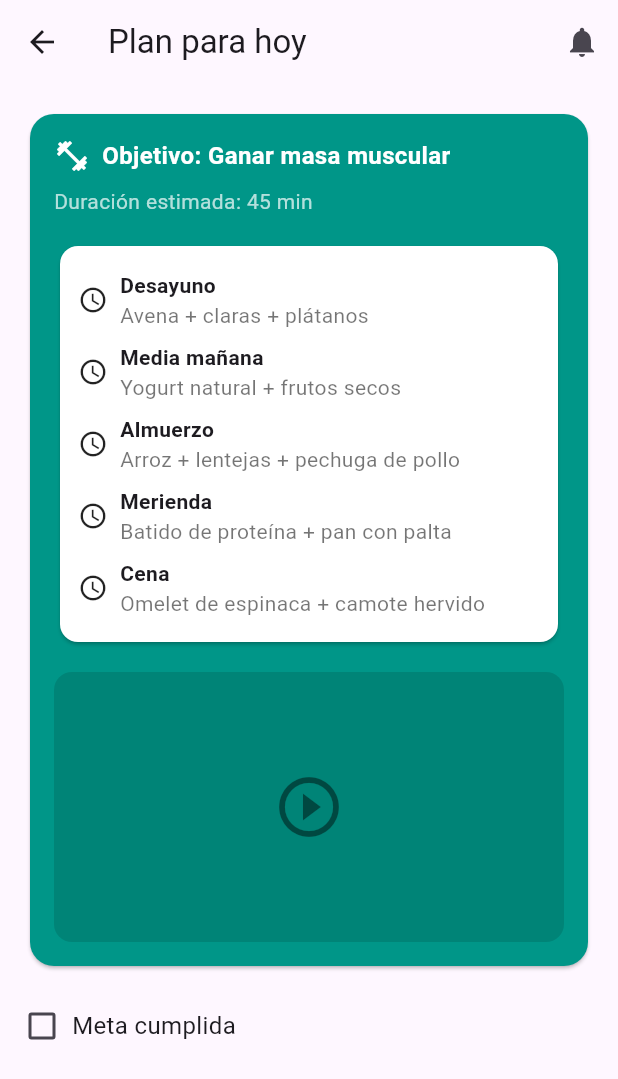
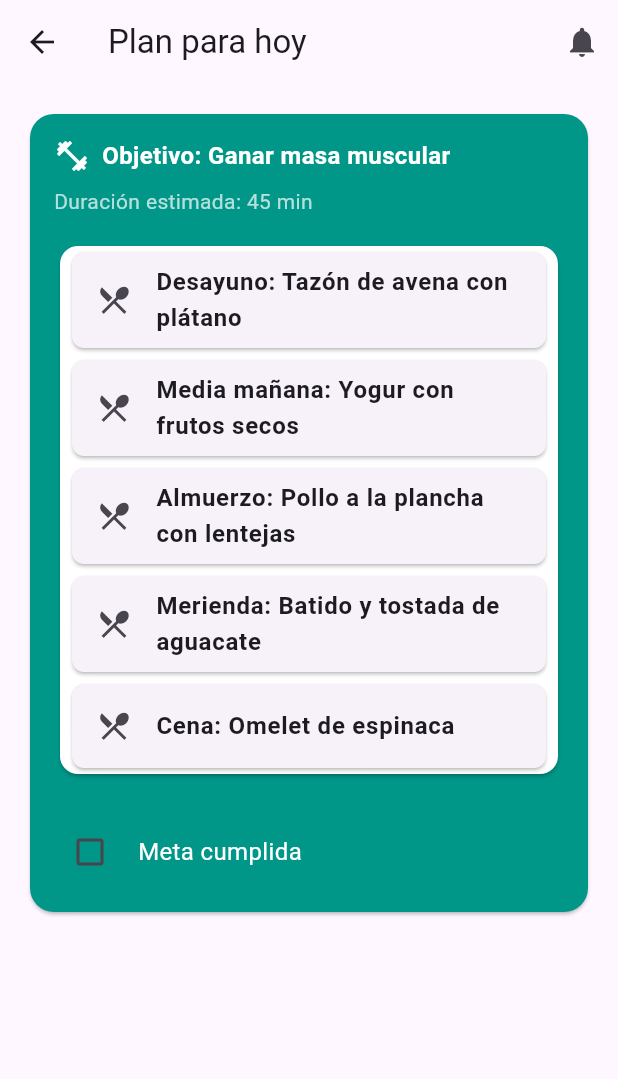
Before and after one commit to HabitsGo-ChfHeroes/habits_go_front, a Flutter app: the DailyPlanScreen screen opened directly, on a phone screen of 412 x 824 dp. Shown: the top 1079 px of the screen. Run offline on Flutter 3.47's test engine with Material 3 defaults, Android fonts, the phone set to English and light mode, and no system bars.

Commit message:
feat: actualiza  pantalla DailyPlan.

```diff
--- a/lib/main.dart
+++ b/lib/main.dart
@@ -1,4 +1,5 @@
 import 'package:flutter/material.dart';
+import 'package:habits_go_front/screens/daily-plan.dart';
 
 void main() {
   runApp(const MainApp());
@@ -22,6 +23,7 @@ class MainApp extends StatelessWidget {
       */
 
       // Comment this section when you are done developing the app
+            // Comment this section when you are done developing the app
       home: const Scaffold(
         body: Center(
           child: Text("Hello World")
--- a/lib/screens/daily-plan.dart
+++ b/lib/screens/daily-plan.dart
@@ -1,7 +1,73 @@
 import 'package:flutter/material.dart';
+import 'package:url_launcher/url_launcher.dart';
 
-class DailyPlanScreen extends StatelessWidget {
+// Modelo de datos para cada comida
+typedef MealType = String; // e.g., Desayuno, Almuerzo
+
+class Meal {
+  final MealType type;
+  final String dishName;
+  final String ingredients;
+  final String preparation;
+  final String videoUrl;
+
+  const Meal({
+    required this.type,
+    required this.dishName,
+    required this.ingredients,
+    required this.preparation,
+    required this.videoUrl,
+  });
+}
+
+class DailyPlanScreen extends StatefulWidget {
   const DailyPlanScreen({Key? key}) : super(key: key);
+
+  @override
+  _DailyPlanScreenState createState() => _DailyPlanScreenState();
+}
+
+class _DailyPlanScreenState extends State<DailyPlanScreen> {
+  bool _isCompleted = false;
+
+  // Datos estáticos de ejemplo para cada comida
+  static const List<Meal> meals = [
+    Meal(
+      type: 'Desayuno',
+      dishName: 'Tazón de avena con plátano',
+      ingredients: 'Avena, claras de huevo y rodajas de plátano',
+      preparation: 'Mezcla 1 taza de avena con 3 claras y cocina a fuego medio. Añade rodajas de plátano encima.',
+      videoUrl: 'https://www.youtube.com/watch?v=dQw4w9WgXcQ',
+    ),
+    Meal(
+      type: 'Media mañana',
+      dishName: 'Yogur con frutos secos',
+      ingredients: 'Yogur natural y mezcla de frutos secos',
+      preparation: 'Sirve 1 vaso de yogur y añade una porción de frutos secos por encima.',
+      videoUrl: 'https://www.youtube.com/watch?v=dQw4w9WgXcQ',
+    ),
+    Meal(
+      type: 'Almuerzo',
+      dishName: 'Pollo a la plancha con lentejas',
+      ingredients: 'Pechuga de pollo, lentejas y arroz blanco',
+      preparation: 'Cocina 150g de pechuga a la plancha, sirve con ½ taza de lentejas y ½ taza de arroz.',
+      videoUrl: 'https://www.youtube.com/watch?v=dQw4w9WgXcQ',
+    ),
+    Meal(
+      type: 'Merienda',
+      dishName: 'Batido y tostada de aguacate',
+      ingredients: 'Proteína en polvo, pan integral y aguacate',
+      preparation: 'Prepara un batido con proteína y agua. Tuesta pan e unta aguacate.',
+      videoUrl: 'https://www.youtube.com/watch?v=dQw4w9WgXcQ',
+    ),
+    Meal(
+      type: 'Cena',
+      dishName: 'Omelet de espinaca',
+      ingredients: 'Huevos y espinacas frescas',
+      preparation: 'Bate 2 huevos, añade espinacas y cocina el omelet en sartén antiadherente.',
+      videoUrl: 'https://www.youtube.com/watch?v=dQw4w9WgXcQ',
+    ),
+  ];
 
   @override
   Widget build(BuildContext context) {
@@ -23,11 +89,7 @@ class DailyPlanScreen extends StatelessWidget {
       ),
       body: SingleChildScrollView(
         padding: const EdgeInsets.all(16.0),
-        child: Column(
-          crossAxisAlignment: CrossAxisAlignment.start,
-          children: [
-            // Card principal azul
-            Card(
+        child: Card(
           color: Colors.teal,
           shape: RoundedRectangleBorder(
             borderRadius: BorderRadius.circular(16),
@@ -61,109 +123,81 @@ class DailyPlanScreen extends StatelessWidget {
                 ),
                 const SizedBox(height: 16),
 
-                    // Sub-card blanca con lista de comidas
+                // Lista de comidas como mini-cards clicables
                 Card(
                   color: Colors.white,
                   shape: RoundedRectangleBorder(
                     borderRadius: BorderRadius.circular(12),
                   ),
-                      child: Padding(
-                        padding: const EdgeInsets.all(12.0),
                   child: Column(
-                          children: const [
-                            MealItemCard(
-                              title: 'Desayuno',
-                              subtitle: 'Avena + claras + plátanos',
-                            ),
-                            MealItemCard(
-                              title: 'Media mañana',
-                              subtitle: 'Yogurt natural + frutos secos',
-                            ),
-                            MealItemCard(
-                              title: 'Almuerzo',
-                              subtitle: 'Arroz + lentejas + pechuga de pollo',
-                            ),
-                            MealItemCard(
-                              title: 'Merienda',
-                              subtitle: 'Batido de proteína + pan con palta',
-                            ),
-                            MealItemCard(
-                              title: 'Cena',
-                              subtitle: 'Omelet de espinaca + camote hervido',
-                            ),
-                          ],
-                        ),
+                    children: meals.map((meal) {
+                      return MealItemCard(
+                        meal: meal,
+                        onTap: () => _showMealDialog(context, meal),
+                      );
+                    }).toList(),
                   ),
                 ),
 
-                    const SizedBox(height: 16),
-                    // Video de rutina personalizada
-                    const VideoPreviewCard(
-                      youtubeUrl: 'https://www.youtube.com/watch?v=cprwLHth50c',
-                    ),
-                  ],
-                ),
-              ),
-            ),
                 const SizedBox(height: 24),
 
                 // Checkbox Meta cumplida
                 Row(
                   children: [
-                SizedBox(
-                  height: 24,
-                  width: 24,
-                  child: Checkbox(
-                    value: false,
+                    Checkbox(
+                      value: _isCompleted,
                       onChanged: (value) {
-                      // TODO: Marcar meta cumplida
+                        setState(() {
+                          _isCompleted = value ?? false;
+                        });
                       },
-                  ),
                     ),
                     const SizedBox(width: 8),
                     const Text(
                       'Meta cumplida',
-                  style: TextStyle(fontSize: 16),
+                      style: TextStyle(fontSize: 16, color: Colors.white),
                     ),
                   ],
                 ),
               ],
             ),
           ),
+        ),
+      ),
     );
   }
-}
 
-// WIDGET REUTILIZABLE: tarjeta de comida
-class MealItemCard extends StatelessWidget {
-  final String title;
-  final String subtitle;
-
-  const MealItemCard({Key? key, required this.title, required this.subtitle})
-      : super(key: key);
-
-  @override
-  Widget build(BuildContext context) {
-    return Padding(
-      padding: const EdgeInsets.symmetric(vertical: 4),
-      child: Row(
-        children: [
-          const Icon(Icons.access_time, size: 20),
-          const SizedBox(width: 8),
-          Expanded(
+  void _showMealDialog(BuildContext context, Meal meal) {
+    showDialog(
+      context: context,
+      builder: (_) => AlertDialog(
+        title: Text('${meal.type}: ${meal.dishName}'),
+        content: SingleChildScrollView(
           child: Column(
             crossAxisAlignment: CrossAxisAlignment.start,
             children: [
-                Text(
-                  title,
-                  style: const TextStyle(fontWeight: FontWeight.bold),
-                ),
-                Text(
-                  subtitle,
-                  style: const TextStyle(color: Colors.black54),
-                ),
+              Text('Ingredientes:\n${meal.ingredients}'),
+              const SizedBox(height: 12),
+              Text('Preparación:\n${meal.preparation}'),
             ],
           ),
+        ),
+        actions: [
+          TextButton(
+            onPressed: () async {
+              final uri = Uri.parse(meal.videoUrl);
+              if (await canLaunchUrl(uri)) {
+                await launchUrl(
+                  uri,
+                  mode: LaunchMode.externalApplication,
+                );
+              }
+            },
+            child: const Text('Ver video'),
+          ),
+          TextButton(
+            onPressed: () => Navigator.pop(context),
+            child: const Text('Cerrar'),
           ),
         ],
       ),
@@ -171,27 +205,29 @@ class MealItemCard extends StatelessWidget {
   }
 }
 
-// WIDGET REUTILIZABLE: vista previa de vídeo
-class VideoPreviewCard extends StatelessWidget {
-  final String youtubeUrl;
+// Widget reutilizable: mini-card clicable de comida
+class MealItemCard extends StatelessWidget {
+  final Meal meal;
+  final VoidCallback onTap;
 
-  const VideoPreviewCard({Key? key, required this.youtubeUrl}) : super(key: key);
+  const MealItemCard({Key? key, required this.meal, required this.onTap})
+      : super(key: key);
 
   @override
   Widget build(BuildContext context) {
-    // TODO: Integrar reproductor de YouTube con un paquete como youtube_player_flutter
-    return Container(
-      height: 180,
-      width: double.infinity,
-      decoration: BoxDecoration(
-        borderRadius: BorderRadius.circular(12),
-        color: Colors.black12,
+    return Card(
+      margin: const EdgeInsets.symmetric(vertical: 4, horizontal: 8),
+      shape: RoundedRectangleBorder(
+        borderRadius: BorderRadius.circular(8),
       ),
-      child: const Center(
-        child: Icon(Icons.play_circle_outline, size: 48, color: Colors.black45),
+      child: ListTile(
+        leading: const Icon(Icons.restaurant_menu),
+        title: Text(
+          '${meal.type}: ${meal.dishName}',
+          style: const TextStyle(fontWeight: FontWeight.bold),
+        ),
+        onTap: onTap,
       ),
     );
   }
 }
-
-// TODO: Mover MealItemCard y VideoPreviewCard a la carpeta `widgets/` para mejorar la organización.
--- a/pubspec.yaml
+++ b/pubspec.yaml
@@ -9,6 +9,7 @@ environment:
 dependencies:
   flutter:
     sdk: flutter
+  url_launcher: ^6.3.1
 
 dev_dependencies:
   flutter_test:
```
Also changed, not shown: pubspec.lock, 5 other files. Lines whose indentation alone changed are shown as unchanged.
